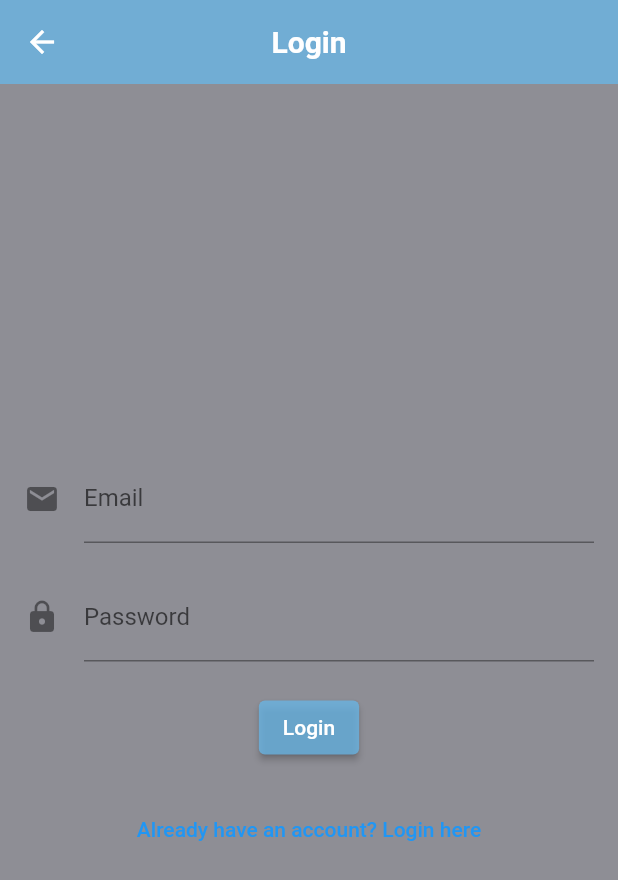
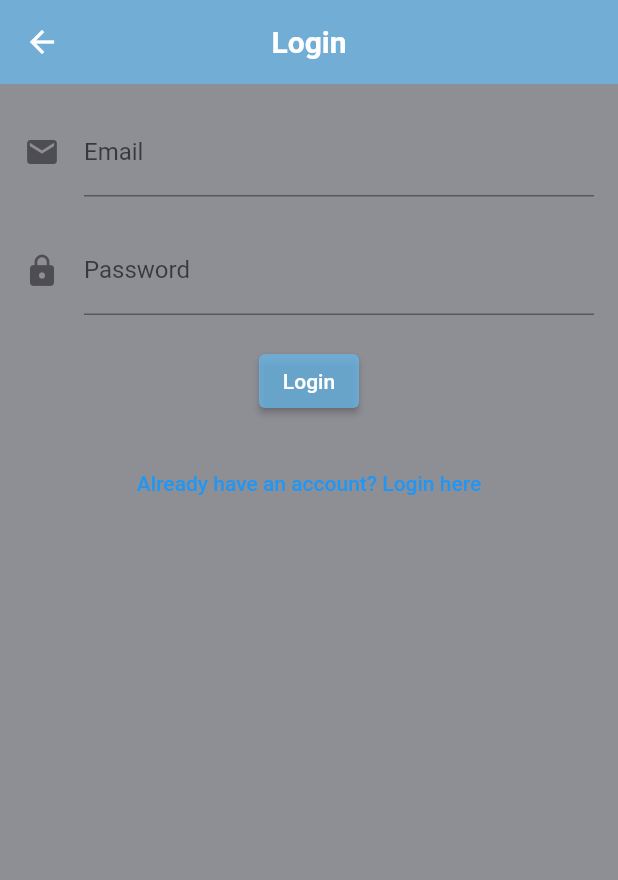
Before and after one commit to eliffisik/petCare, a Flutter app: the LoginScreen screen opened directly, on a phone screen of 412 x 824 dp. Shown: the top 880 px of the screen. Run offline on Flutter 3.47's test engine with Material 2 defaults, Android fonts, the phone set to English and light mode, and no system bars; our stand-ins replace image_picker.

Commit message:
loginandregisteredited

```diff
--- a/lib/main.dart
+++ b/lib/main.dart
@@ -19,7 +19,7 @@ class MyApp extends StatelessWidget {
   return MaterialApp(
     debugShowCheckedModeBanner: false,
     theme:ThemeData.light(),
-  home:const WelcomeScreen(),
+  home:const FeedScreen(),
 
   );
 
--- a/lib/pages/LoginScreen.dart
+++ b/lib/pages/LoginScreen.dart
@@ -14,10 +14,10 @@ class LoginScreen extends StatefulWidget {
 }
 
 class _LoginScreenState extends State<LoginScreen> {
-
   final _emailController = TextEditingController();
 
   final _passwordController = TextEditingController();
+
   Future loginUser(
     String email,
     String password,
@@ -39,8 +39,7 @@ class _LoginScreenState extends State<LoginScreen> {
         print('Login successful!');
         Navigator.push(
           context,
-                        MaterialPageRoute(
-                            builder: (context) =>  const FeedScreen()),
+          MaterialPageRoute(builder: (context) => const FeedScreen()),
         );
         // Handle successful registration (e.g., navigate to login screen)
       } else {
@@ -52,6 +51,7 @@ class _LoginScreenState extends State<LoginScreen> {
       // Handle network or other errors
     }
   }
+
   @override
   Widget build(BuildContext context) {
     return Scaffold(
@@ -68,10 +68,14 @@ class _LoginScreenState extends State<LoginScreen> {
           ),
         ),
       ),
-      body: Padding(
+      body: SingleChildScrollView(
+
+          child: Padding(
             padding: const EdgeInsets.all(16.0),
+
             child: Column(
               mainAxisAlignment: MainAxisAlignment.center,
+
               children: [
                 TextField(
                   controller: _emailController,
@@ -81,7 +85,6 @@ class _LoginScreenState extends State<LoginScreen> {
                   ),
                   keyboardType: TextInputType.emailAddress,
                 ),
-
                 const SizedBox(height: 20),
                 TextField(
                   controller: _passwordController,
@@ -91,8 +94,6 @@ class _LoginScreenState extends State<LoginScreen> {
                   ),
                   obscureText: true,
                 ),
-
-
                 const SizedBox(height: 20),
                 ElevatedButton(
                   onPressed: () async {
@@ -116,6 +117,8 @@ class _LoginScreenState extends State<LoginScreen> {
               ],
             ),
           ),
+        ),
       );
+
   }
 }
--- a/lib/pages/RegisterScreen.dart
+++ b/lib/pages/RegisterScreen.dart
@@ -78,7 +78,8 @@ class _RegisterScreenState extends State<RegisterScreen> {
         ),
       ),
     ),
-      body: Padding(
+    body: SingleChildScrollView(
+      child: Padding(
         padding: const EdgeInsets.all(16.0),
         child: Column(
           mainAxisAlignment: MainAxisAlignment.center,
@@ -160,6 +161,8 @@ class _RegisterScreenState extends State<RegisterScreen> {
           ],
         ),
       ),
+    ),
   );
 }
+
 }
```
Lines whose indentation alone changed are shown as unchanged.
